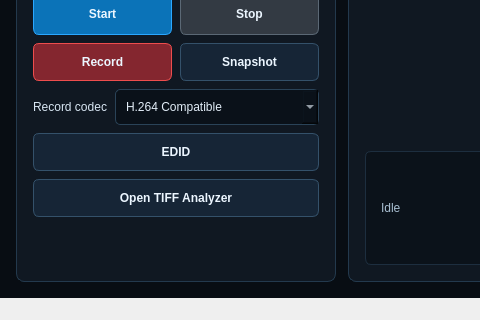
This is apps/qt6_viewer/mainwindow.ui in MarquezLin/Gcapture_qt6_srcroot as Qt 5 draws it before an edit; both pictures show x 0 to 480 and y 420 to 740 of the 1180 by 740 pixel window. The edited form follows.
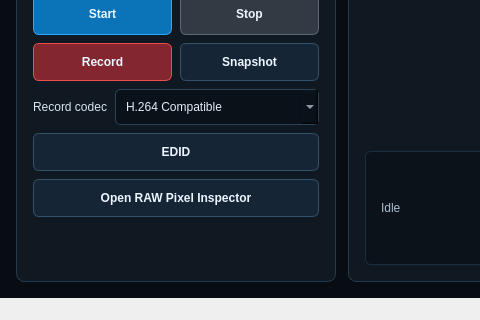
This is the edited form. Icons and pictures are not drawn.

Commit message: Add offline RAW pixel inspector and GVFG snapshots

Patch:
```diff
--- a/apps/qt6_viewer/mainwindow.ui
+++ b/apps/qt6_viewer/mainwindow.ui
@@ -564,7 +564,7 @@
               </size>
              </property>
              <property name="text">
-              <string>Open TIFF Analyzer</string>
+              <string>Open RAW Pixel Inspector</string>
              </property>
              <property name="icon">
               <iconset resource="resources.qrc">
```
Left out of the diff: 17 changed lines with no effect on the pictures. The commit also changes 13 other files.
